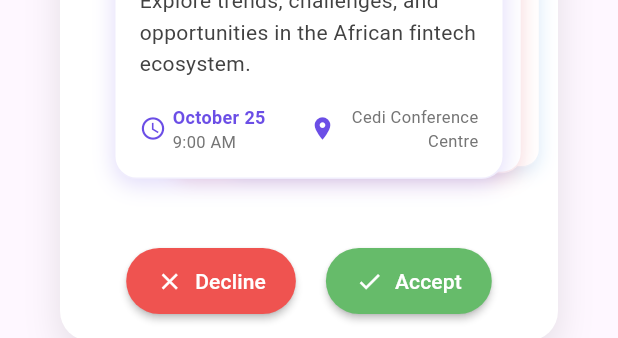
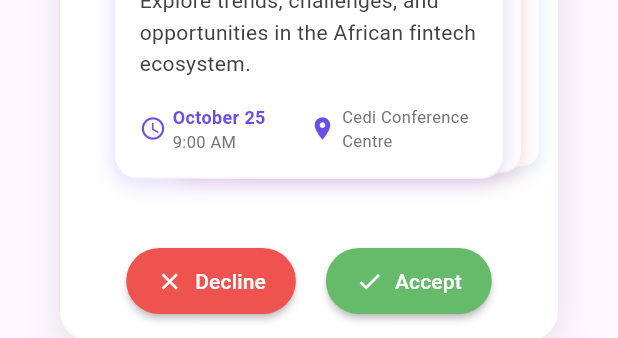
Before and after one commit to Docteur-Parfait/beautiful_dialog, a Flutter app: the EventCardSwiperDialogContent widget shown alone on an empty page, opened directly, after a tap on "Film Creativity Action", on a phone screen of 412 x 824 dp. Shown: the part 727-1065 px from the top of the screen. Run offline on Flutter 3.47's test engine with Material 3 defaults, Android fonts, the phone set to English and light mode, and no system bars; drawn by our look-alikes of flutter_card_swiper; our stand-ins replace audioplayers, bot_toast, fl_chart, flutter_svg, gap, share_plus and 1 more; missing offline and left inert: dart:html.

Commit message:
Enhance Event Card Swiper Dialog with detailed event data and fixed dimensions
- Added detailed event data with meaningful titles, subtitles, descriptions, dates, times, locations, and images.
- Ensured the dialog maintains fixed dimensions (width: 400, height: 600) for consistent appearance.
- Improved visual styling and layout of event cards, including expanded view for detailed information.
- Added functionality to expand/collapse event card details on tap.
- Updated card swiper to handle swipe actions and remove events from the list.
- Enhanced the dialog with a title and improved button styling for accepting or declining events.

```diff
--- a/lib/dialogs/event_card_swiper_dialog.dart
+++ b/lib/dialogs/event_card_swiper_dialog.dart
@@ -139,6 +139,39 @@ class _EventCardSwiperDialogContentState
         location: 'Accra International Conference Centre',
         imageUrl: 'assets/devfest.jpg',
         primaryColor: const Color(0xFF4EE665),
+      ),
+      EventData(
+        title: 'Pycon Africa',
+        subtitle: 'Pan-African Python Conference',
+        description:
+            'The largest Python conference in Africa. Join workshops, talks, and sprints focused on Python development and its applications in AI/ML.',
+        time: '8:30 AM - 4:30 PM',
+        date: 'TBD',
+        location: 'Lomé-Togo',
+        imageUrl: 'assets/pycon.jpg',
+        primaryColor: const Color.fromARGB(255, 152, 48, 145),
+      ),
+      EventData(
+        title: 'Google I/O',
+        subtitle: 'Annual Developer Conference',
+        description:
+            'Google\'s flagship developer conference showcasing the latest innovations in Android, AI, Cloud, and more. Experience hands-on labs and technical sessions.',
+        time: '11:00 AM - 7:00 PM',
+        date: 'May 24',
+        location: 'Amphitheatre, Mountain View',
+        imageUrl: 'assets/googleio.jpg',
+        primaryColor: const Color(0xFF4285F4),
+      ),
+      EventData(
+        title: 'AWS Community Day',
+        subtitle: 'Cloud Computing Excellence',
+        description:
+            'A day of learning and sharing about Amazon Web Services. Deep dive into serverless, containers, and cloud architecture best practices.',
+        time: '9:30 AM - 5:30 PM',
+        date: 'August 3',
+        location: 'Snow City, Bangalore',
+        imageUrl: 'assets/aws.jpg',
+        primaryColor: const Color.fromARGB(255, 187, 0, 56),
       ),
     ];
   }
@@ -283,7 +316,7 @@ class _EventCardSwiperDialogContentState
                               ),
                               Expanded(
                                 child: Row(
-                                  mainAxisAlignment: MainAxisAlignment.end,
+                                  mainAxisAlignment: MainAxisAlignment.start,
                                   children: [
                                     Icon(Icons.location_on,
                                         color: data.primaryColor, size: 18),
@@ -295,7 +328,7 @@ class _EventCardSwiperDialogContentState
                                           fontSize: 11,
                                           color: Colors.grey[600],
                                         ),
-                                        textAlign: TextAlign.right,
+                                        textAlign: TextAlign.start,
                                       ),
                                     ),
                                   ],
@@ -340,7 +373,6 @@ class _EventCardSwiperDialogContentState
             const SizedBox(height: 20),
             Container(
               decoration: const BoxDecoration(
-                // Removed gradient and set a solid color
                 color: Colors.white,
               ),
               child: const Text(
```
